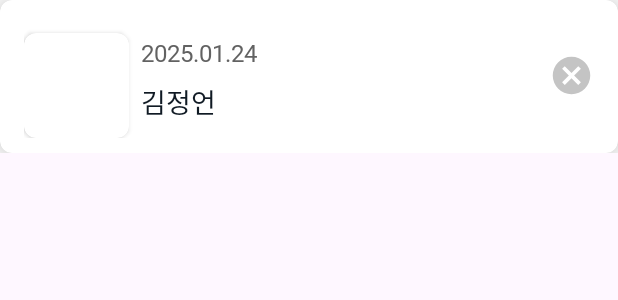
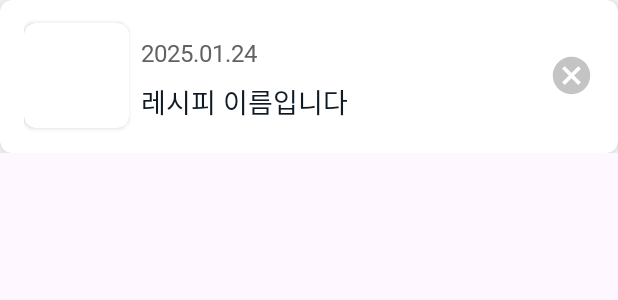
Before and after one commit to kizizip/REPER, an Android app: the layout item_recipe.xml on its own in the app's theme, with its tools: preview values and no code run, on a phone screen of 412 x 824 dp. Shown: the top 300 px of the screen. Run offline under Robolectric (Android 15) with nearby library versions, the phone set to English and light mode, and no system bars.

Commit message:
[style] front - 그냥 글씨 수정

```diff
--- a/reper_front/app/src/main/res/layout/item_recipe.xml
+++ b/reper_front/app/src/main/res/layout/item_recipe.xml
@@ -37,7 +37,7 @@
                 app:cardCornerRadius="8dp"
                 app:layout_constraintBottom_toBottomOf="parent"
                 app:layout_constraintStart_toStartOf="parent"
-              />
+                app:layout_constraintTop_toTopOf="parent" />
 
             <!-- 날짜 텍스트 -->
             <TextView
@@ -61,7 +61,7 @@
                 android:layout_marginStart="8dp"
                 android:elevation="8dp"
                 android:layout_marginLeft="16dp"
-                android:text="김정언"
+                android:text="레시피 이름입니다"
                 android:textColor="@color/fontblack"
                 android:textSize="18sp"
                 android:layout_marginTop="8dp"
```
